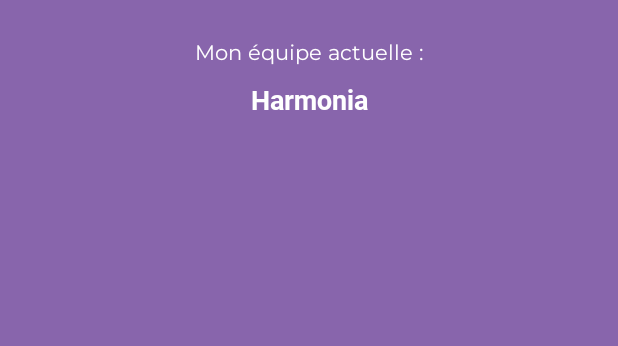
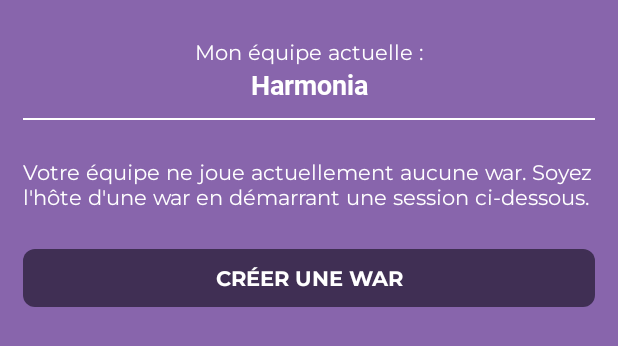
Before and after one commit to Larmik/MKStatsAndroid, an Android app: the layout fragment_war.xml on its own in the app's theme, with its tools: preview values and no code run, on a phone screen of 412 x 824 dp. Shown: the top 346 px of the screen. Run offline under Robolectric (Android 15) with nearby library versions, the phone set to English and light mode, and no system bars.

Commit message:
Creating War objects

```diff
--- a/app/src/main/java/fr/harmoniamk/statsmk/database/firebase/model/FirebaseObject.kt
+++ /dev/null
@@ -1,3 +0,0 @@
-package fr.harmoniamk.statsmk.database.firebase.model
-
-abstract class FirebaseObject(open var mid: String? = System.currentTimeMillis().toString())
--- /dev/null
+++ b/app/src/main/java/fr/harmoniamk/statsmk/database/firebase/model/War.kt
@@ -0,0 +1,11 @@
+package fr.harmoniamk.statsmk.database.firebase.model
+
+data class War(
+    val mid: String? = null,
+    val teamHost: String? = null,
+    val teamOpponent: String? = null,
+    var scoreHost: Int? = null,
+    var scoreOpponent: Int? = null,
+    val cratedDate: String? = null,
+    val updatedDate: String? = null
+)
--- /dev/null
+++ b/app/src/main/java/fr/harmoniamk/statsmk/database/firebase/model/WarPosition.kt
@@ -0,0 +1,8 @@
+package fr.harmoniamk.statsmk.database.firebase.model
+
+data class WarPosition(
+    val mid: String? = null,
+    val warTrackId: String? = null,
+    val playerId: String? = null,
+    val position: Int? = null
+)
--- /dev/null
+++ b/app/src/main/java/fr/harmoniamk/statsmk/database/firebase/model/WarTrack.kt
@@ -0,0 +1,7 @@
+package fr.harmoniamk.statsmk.database.firebase.model
+
+data class WarTrack(
+    val mid: String? = null,
+    val warId: String? = null,
+    var positions: List<WarPosition>? = null,
+)
--- a/app/src/main/java/fr/harmoniamk/statsmk/repository/FirebaseRepository.kt
+++ b/app/src/main/java/fr/harmoniamk/statsmk/repository/FirebaseRepository.kt
@@ -9,7 +9,6 @@ import dagger.Binds
 import dagger.Module
 import dagger.hilt.InstallIn
 import dagger.hilt.android.components.ApplicationComponent
-import fr.harmoniamk.statsmk.database.firebase.model.FirebaseObject
 import fr.harmoniamk.statsmk.database.firebase.model.Team
 import fr.harmoniamk.statsmk.database.firebase.model.User
 import kotlinx.coroutines.ExperimentalCoroutinesApi
--- a/app/src/main/res/layout/fragment_war.xml
+++ b/app/src/main/res/layout/fragment_war.xml
@@ -3,6 +3,7 @@
     android:layout_width="match_parent"
     android:layout_height="match_parent"
     xmlns:tools="http://schemas.android.com/tools"
+    xmlns:app="http://schemas.android.com/apk/res-auto"
     android:padding="15dp"
     android:gravity="center"
     tools:background="@color/waluigi"
@@ -74,7 +75,7 @@
         <TextView
             android:layout_width="match_parent"
             android:layout_height="wrap_content"
-            android:paddingVertical="10dp"
+            android:paddingTop="10dp"
             android:text="Mon équipe actuelle :"
             android:gravity="center"
             android:textColor="@color/white"
@@ -88,49 +89,164 @@
             tools:text="Harmonia"
             android:gravity="center"
             android:textColor="@color/white"
+            android:layout_marginBottom="10dp"
             android:fontFamily="@font/roboto"/>
+
+        <View
+            android:layout_width="match_parent"
+            android:layout_height="1dp"
+            android:background="@color/white"/>
+
+        <RelativeLayout
+            android:layout_width="match_parent"
+            android:layout_height="wrap_content">
+
+            <LinearLayout
+                android:visibility="gone"
+                android:layout_width="match_parent"
+                android:layout_height="wrap_content"
+                android:orientation="vertical"
+                android:paddingTop="15dp"
+                android:id="@+id/current_war_layout">
+
+                <TextView
+                    android:layout_width="wrap_content"
+                    android:layout_height="wrap_content"
+                    android:textColor="@color/white"
+                    android:fontFamily="@font/roboto"
+                    android:textSize="20sp"
+                    android:text="War en cours :"/>
+
+                <androidx.cardview.widget.CardView
+                    android:id="@+id/current_war_card"
+                    android:layout_width="match_parent"
+                    android:layout_height="80dp"
+                    app:cardCornerRadius="2dp"
+                    app:cardBackgroundColor="@color/waluigi_second"
+                    android:layout_marginVertical="10dp">
+
+                    <LinearLayout
+                        android:layout_width="match_parent"
+                        android:layout_height="match_parent"
+                        android:orientation="horizontal">
+
+                        <LinearLayout
+                            android:layout_width="0dp"
+                            android:layout_weight="2"
+                            android:gravity="center"
+                            android:layout_height="match_parent"
+                            android:orientation="vertical">
+
+                            <TextView
+                                android:id="@+id/name_tv"
+                                android:layout_width="wrap_content"
+                                android:layout_height="wrap_content"
+                                android:fontFamily="@font/orbitron_semibold"
+                                android:textSize="16sp"
+                                android:textColor="@color/white"
+                                tools:text="HR vs OF" />
+
+                            <TextView
+                                android:id="@+id/time_tv"
+                                android:layout_width="wrap_content"
+                                android:layout_height="wrap_content"
+                                android:fontFamily="@font/montserrat_regular"
+                                android:textColor="@color/white"
+                                android:textSize="13sp"
+                                tools:text="18/01/2022 - 21h" />
+
+                        </LinearLayout>
+
+
+                        <View
+                            android:layout_width="1dp"
+                            android:layout_height="match_parent"
+                            android:background="@color/white_alphaed"
+                            android:layout_marginVertical="5dp"/>
+
+                        <LinearLayout
+                            android:layout_width="0dp"
+                            android:layout_weight="3"
+                            android:layout_height="match_parent"
+                            android:gravity="center"
+                            android:orientation="vertical">
+
+                            <TextView
+                                android:layout_width="wrap_content"
+                                android:fontFamily="@font/montserrat_regular"
+                                android:layout_height="wrap_content"
+                                tools:text="20 courses - Miroir"
+                                android:textColor="@color/white"
+                                android:layout_marginBottom="5dp"
+                                android:id="@+id/current_war_infos"/>
+                            <TextView
+                                android:layout_width="wrap_content"
+                                android:textColor="@color/white"
+                                android:layout_height="wrap_content"
+                                android:fontFamily="@font/montserrat_regular"
+                                tools:text="Courses jouées: 8/20"
+                                android:id="@+id/current_war_remaining" />
+                            <TextView
+                                android:layout_width="wrap_content"
+                                android:textColor="@color/white"
+                                android:layout_height="wrap_content"
+                                android:fontFamily="@font/montserrat_regular"
+                                tools:text="Points : 96"
+                                android:id="@+id/current_war_score" />
+
+                        </LinearLayout>
+
+                    </LinearLayout>
+
+                </androidx.cardview.widget.CardView>
+
+                <View
+                    android:layout_width="match_parent"
+                    android:layout_height="1dp"
+                    android:background="@color/white_alphaed"/>
+
+            </LinearLayout>
+
+            <LinearLayout
+                android:layout_width="match_parent"
+                android:layout_height="wrap_content"
+                android:orientation="vertical"
+                android:paddingTop="15dp"
+                android:id="@+id/create_war_layout">
+
+                <TextView
+                    android:layout_width="match_parent"
+                    android:layout_height="wrap_content"
+                    android:paddingVertical="10dp"
+                    android:text="Votre équipe ne joue actuellement aucune war. Soyez l'hôte d'une war en démarrant une session ci-dessous."
+                    android:layout_gravity="center"
+                    android:fontFamily="@font/montserrat_regular"
+                    android:layout_marginBottom="15dp"
+                    android:textColor="@color/white" />
+
+                <TextView
+                    android:layout_width="match_parent"
+                    android:layout_height="wrap_content"
+                    android:paddingVertical="10dp"
+                    android:background="@drawable/rounded_bg"
+                    android:backgroundTint="@color/waluigi_second"
+                    android:textColor="@color/white"
+                    android:textAllCaps="true"
+                    android:id="@+id/create_war_btn"
+                    android:fontFamily="@font/montserrat_bold"
+                    android:text="Créer une war"
+                    android:gravity="center"/>
+
+
+            </LinearLayout>
+
+
+        </RelativeLayout>
+
+
 
 
 
     </LinearLayout>
 
-
-
-<!--
-    <EditText
-        android:layout_width="match_parent"
-        android:layout_height="wrap_content"
-        android:paddingVertical="10dp"
-        android:id="@+id/name_et"/>
-
-    <TextView
-        android:layout_width="match_parent"
-        android:layout_height="wrap_content"
-        android:paddingVertical="10dp"
-        android:id="@+id/test_btn"
-        android:text="Test write"/>
-
-    <androidx.recyclerview.widget.RecyclerView
-        android:layout_width="match_parent"
-        android:layout_height="wrap_content"
-        android:id="@+id/name_rv"
-        app:layoutManager="androidx.recyclerview.widget.LinearLayoutManager"
-        android:orientation="vertical"/>
-    <EditText
-        android:layout_width="match_parent"
-        android:layout_height="wrap_content"
-        android:paddingVertical="10dp"
-        android:id="@+id/team_et"/>
-
-    <TextView
-        android:layout_width="match_parent"
-        android:layout_height="wrap_content"
-        android:paddingVertical="10dp"
-        android:id="@+id/test_teambtn"
-        android:text="Test write"/>
-
-        -->
-
-
-
 </LinearLayout>
```
